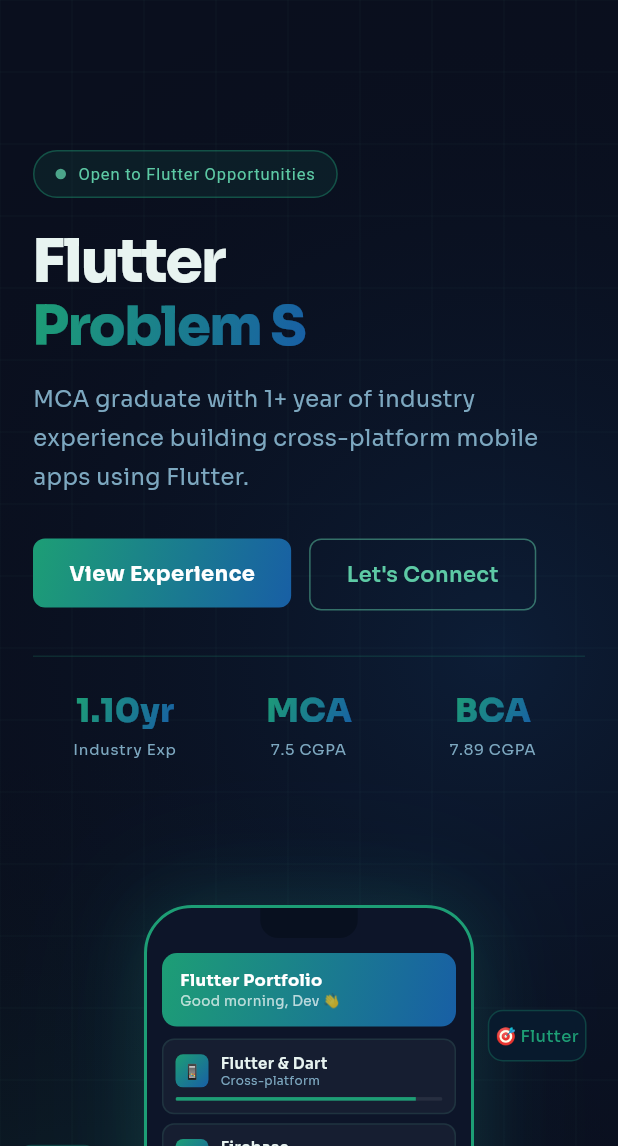
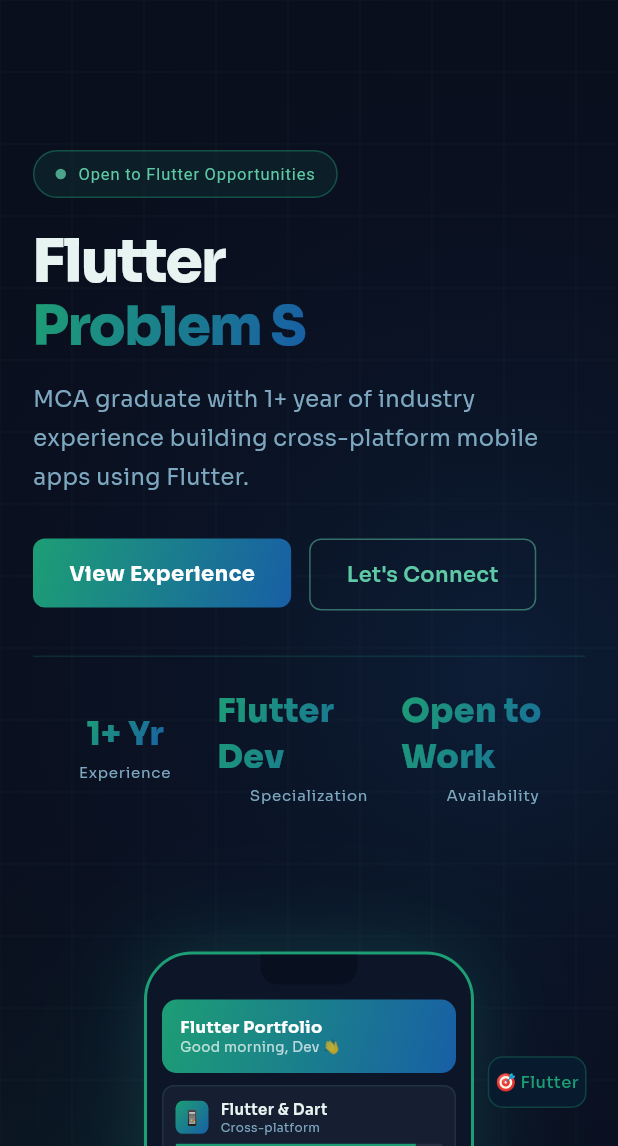
Before and after one commit to Aswathy124/aswathy-portfolio, a Flutter app: the screen it shows after launch, after a tap on the "menu" icon, after a tap on "View Experience", after a tap on the "keyboard arrow up" icon, on a phone screen of 412 x 824 dp, the part 90-1236 px from its top. Run offline on Flutter 3.47's test engine with Material 3 defaults, Android fonts, the phone set to English and light mode, and no system bars; our stand-ins replace animate_do, google_fonts, responsive_sizer, visibility_detector; missing offline and left inert: emailjs.

Commit message:
update portfolio

```diff
--- a/lib/models/portfolio_data.dart
+++ b/lib/models/portfolio_data.dart
@@ -60,13 +60,11 @@
       techStack: ['Flutter', 'Dart', 'Firebase', 'REST APIs' ,'Git', 'Android', 'iOS'],
     ),
   ];
-
   static const List<StatModel> stats = [
-    StatModel(value: '1.10yr', label: 'Industry Exp'),
-    StatModel(value: 'MCA', label: '7.5 CGPA'),
-    StatModel(value: 'BCA', label: '7.89 CGPA'),
+    StatModel(value: '1+ Yr', label: 'Experience'),
+    StatModel(value: 'Flutter Dev', label: 'Specialization'),
+    StatModel(value: 'Open to Work', label: 'Availability'),
   ];
-
   static const List<String> techTags = [
     'Flutter', 'Dart', 'Firebase', 'REST APIs',
      'GetX', 'SQLite', 'Hive', 'Git', 'Agile',
--- a/lib/widgets/about_section.dart
+++ b/lib/widgets/about_section.dart
@@ -31,9 +31,7 @@
   @override
   Widget build(BuildContext context) {
     const paras = [
-      "I'm a Flutter Developer with a strong academic background — MCA (7.5 CGPA) and BCA (7.89 CGPA) — and over a year of hands-on industry experience at Inciem Business Consultants.",
-      "I'm passionate about building clean, performant, and beautiful mobile applications using Flutter & Dart. I enjoy turning complex business requirements into smooth, intuitive app experiences.",
-      "I'm actively expanding my skill set, exploring advanced Flutter patterns, backend integration, and planning to publish open-source Flutter packages soon.",
+  " I’m a Flutter Developer with over a year of hands-on industry experience at Inciem Business Consultants.", "I’m passionate about building clean, performant, and visually appealing mobile applications using Flutter & Dart. I enjoy transforming complex business requirements into smooth, intuitive, and user-friendly app experiences", "I’m continuously improving my skills and exploring advanced Flutter patterns, state management, and scalable app architecture to build better and more efficient applications.",
     ];
     return Column(
       crossAxisAlignment: CrossAxisAlignment.start,
--- a/lib/widgets/contact_section.dart
+++ b/lib/widgets/contact_section.dart
@@ -73,34 +73,34 @@
           _SocialLink(icon: '✉', label: 'Email', sub: AppStrings.email, url: 'mailto:${AppStrings.email}'),
        SizedBox(height: 4.h),
           // Form
-          _FormField(label: 'Your Name', ctrl: _nameCtrl, hint: 'John Doe'),
-          const SizedBox(height: 12),
-          _FormField(label: 'Email Address', ctrl: _emailCtrl, hint: 'john@company.com', keyboard: TextInputType.emailAddress),
-          const SizedBox(height: 12),
-          _FormField(label: 'Subject', ctrl: _subjectCtrl, hint: 'Flutter Developer Opportunity'),
-          const SizedBox(height: 12),
-          _FormField(label: 'Message', ctrl: _msgCtrl, hint: 'Tell me about the  project...', maxLines: 5),
-          const SizedBox(height: 16),
-          GestureDetector(
-            onTap: _sent ? null : () async => await _submit(),
-            child: AnimatedContainer(
-              duration: const Duration(milliseconds: 300),
-              width: double.infinity,
-              padding: const EdgeInsets.symmetric(vertical: 15),
-              decoration: BoxDecoration(
-                gradient: _sent
-                    ? const LinearGradient(colors: [AppColors.tealDark, AppColors.blueDark])
-                    : AppColors.gradient,
-                borderRadius: BorderRadius.circular(8),
-              ),
-              child: Center(
-                child: Text(
-                  _sent ? '✓  Message Sent!' : 'Send Message  →',
-                  style: const TextStyle(color: Colors.white, fontWeight: FontWeight.w700, fontSize: 15),
-                ),
-              ),
-            ),
-          ),
+          // _FormField(label: 'Your Name', ctrl: _nameCtrl, hint: 'John Doe'),
+          // const SizedBox(height: 12),
+          // _FormField(label: 'Email Address', ctrl: _emailCtrl, hint: 'john@company.com', keyboard: TextInputType.emailAddress),
+          // const SizedBox(height: 12),
+          // _FormField(label: 'Subject', ctrl: _subjectCtrl, hint: 'Flutter Developer Opportunity'),
+          // const SizedBox(height: 12),
+          // _FormField(label: 'Message', ctrl: _msgCtrl, hint: 'Tell me about the  project...', maxLines: 5),
+          // const SizedBox(height: 16),
+          // GestureDetector(
+          //   onTap: _sent ? null : () async => await _submit(),
+          //   child: AnimatedContainer(
+          //     duration: const Duration(milliseconds: 300),
+          //     width: double.infinity,
+          //     padding: const EdgeInsets.symmetric(vertical: 15),
+          //     decoration: BoxDecoration(
+          //       gradient: _sent
+          //           ? const LinearGradient(colors: [AppColors.tealDark, AppColors.blueDark])
+          //           : AppColors.gradient,
+          //       borderRadius: BorderRadius.circular(8),
+          //     ),
+          //     child: Center(
+          //       child: Text(
+          //         _sent ? '✓  Message Sent!' : 'Send Message  →',
+          //         style: const TextStyle(color: Colors.white, fontWeight: FontWeight.w700, fontSize: 15),
+          //       ),
+          //     ),
+          //   ),
+          // ),
         ],
       ),
     );
@@ -145,12 +145,12 @@
             Column(
               crossAxisAlignment: CrossAxisAlignment.start,
               children: [
-                Text(label, style: const TextStyle(fontSize: 13, fontWeight: FontWeight.w700, color: AppColors.textPrimary)),
-                Text(sub, style: const TextStyle(fontSize: 11, color: AppColors.textMuted)),
+                Text(label, style: TextStyle(fontSize: 13.sp, fontWeight: FontWeight.w700, color: AppColors.textPrimary)),
+                Text(sub, style:  TextStyle(fontSize: 11.sp, color: AppColors.textMuted)),
               ],
             ),
             const Spacer(),
-            const Icon(Icons.arrow_forward_ios, size: 13, color: AppColors.textMuted),
+             Icon(Icons.arrow_forward_ios, size: 13, color: AppColors.textMuted),
           ],
         ),
       ),
```
Also changed, not shown: 3 other files.
